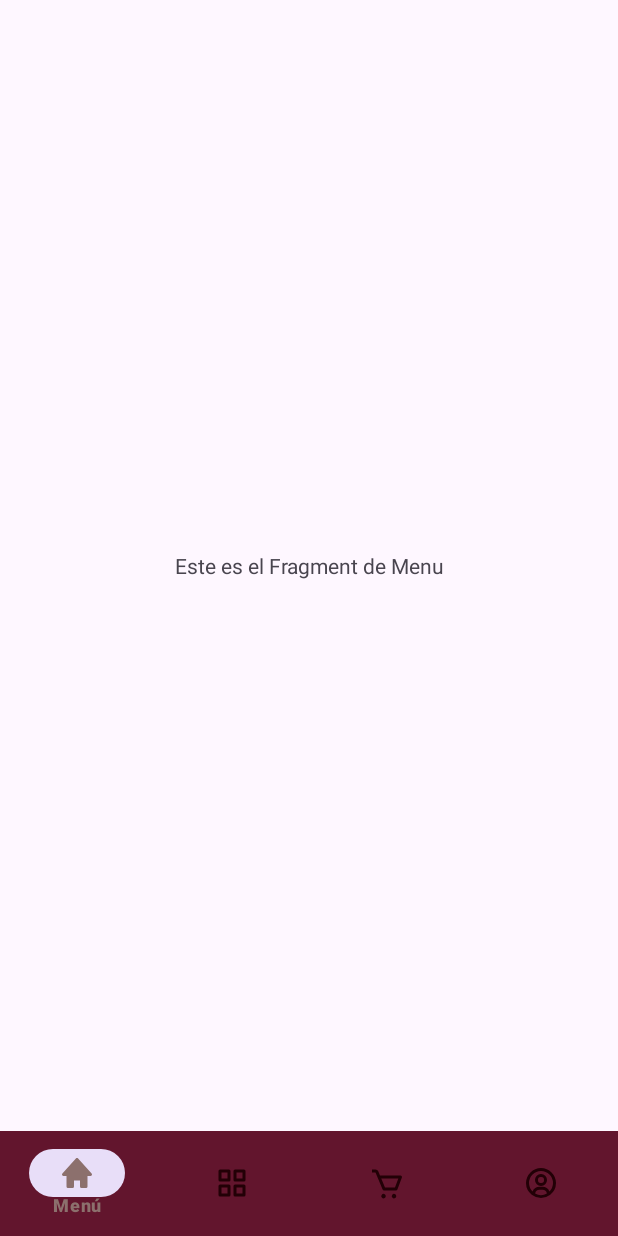
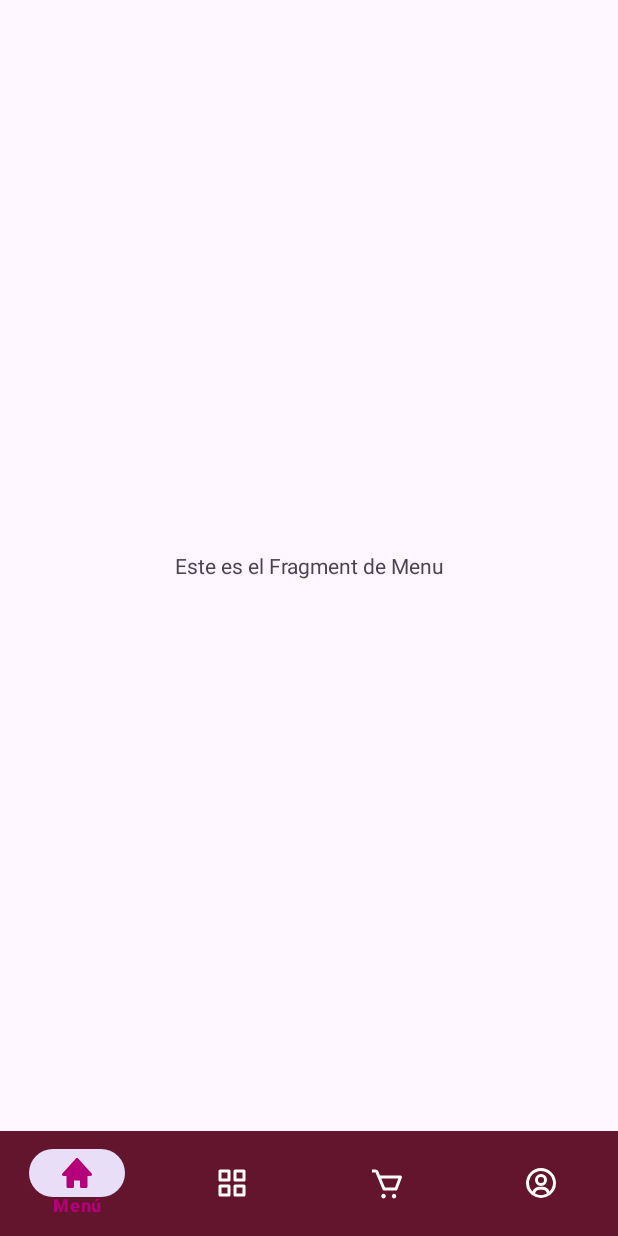
Before and after one commit to JonathanOlivares/Poli-Carrito, an Android app: the screen it shows after launch once a user with an empty profile is signed in (MenuActivity), on a phone screen of 412 x 824 dp. Run offline under Robolectric (Android 15) with nearby library versions, the phone set to English and light mode, and no system bars; our stand-ins replace Firebase (no records; nobody signed in at launch, a user with empty details on screens opened directly), navigation-ui.

Commit message:
Commit Bottom Navigation Bar

```diff
--- a/app/src/main/res/values/colors.xml
+++ b/app/src/main/res/values/colors.xml
@@ -6,7 +6,7 @@
     <!-- Agregados Por El Equipo -->
     <color name="Politecnico">#62152D</color>
 
-    <color name="BottomNavigation_Item">#220006</color>
-    <color name="BottomNavigation_SelectedItem">#8C706D</color>
+    <color name="BottomNavigation_Item">#FFFFFF</color>
+    <color name="BottomNavigation_SelectedItem">#B40079</color>
 
 </resources>
```
